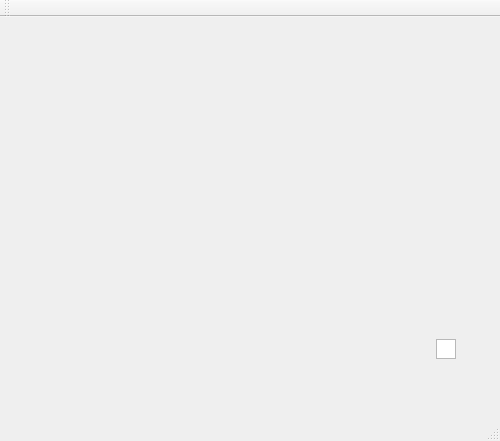
First picture: the form in QtProj/Gearwheel/mainwindow.ui, repository EngineeringIsLife/Gearwheels, before the edit.
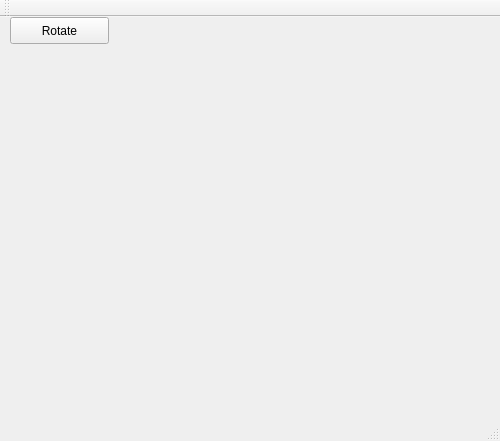
Second picture: the form after the edit.

Patch:
```diff
--- a/QtProj/Gearwheel/mainwindow.ui
+++ b/QtProj/Gearwheel/mainwindow.ui
@@ -14,26 +14,17 @@
    <string>MainWindow</string>
   </property>
   <widget class="QWidget" name="centralWidget">
-   <widget class="QGraphicsView" name="graphicsView">
+   <widget class="QPushButton" name="pushButton">
     <property name="geometry">
      <rect>
-      <x>436</x>
-      <y>322</y>
-      <width>20</width>
-      <height>20</height>
+      <x>10</x>
+      <y>0</y>
+      <width>99</width>
+      <height>27</height>
      </rect>
     </property>
-    <property name="foregroundBrush">
-     <brush brushstyle="SolidPattern">
-      <color alpha="255">
-       <red>0</red>
-       <green>0</green>
-       <blue>0</blue>
-      </color>
-     </brush>
-    </property>
-    <property name="renderHints">
-     <set>QPainter::Antialiasing|QPainter::TextAntialiasing</set>
+    <property name="text">
+     <string>Rotate</string>
     </property>
    </widget>
   </widget>
```
Left out of the diff: 19 changed lines with no effect on the pictures.
